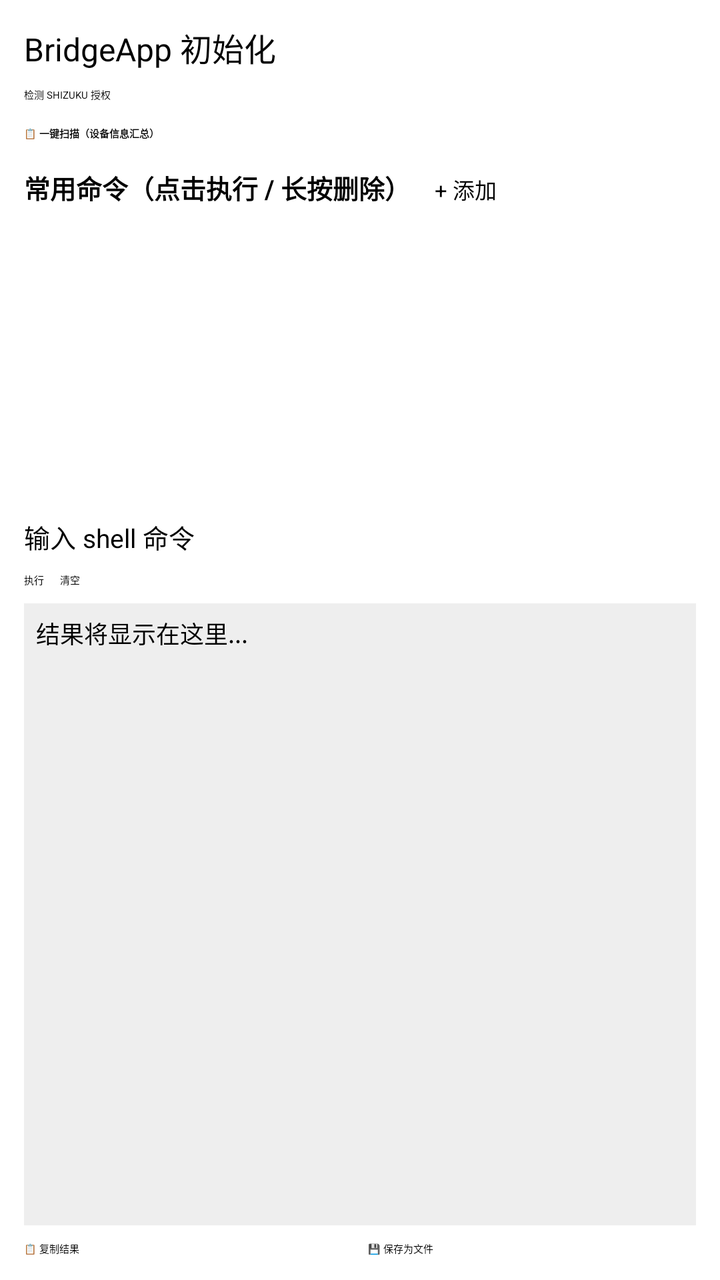
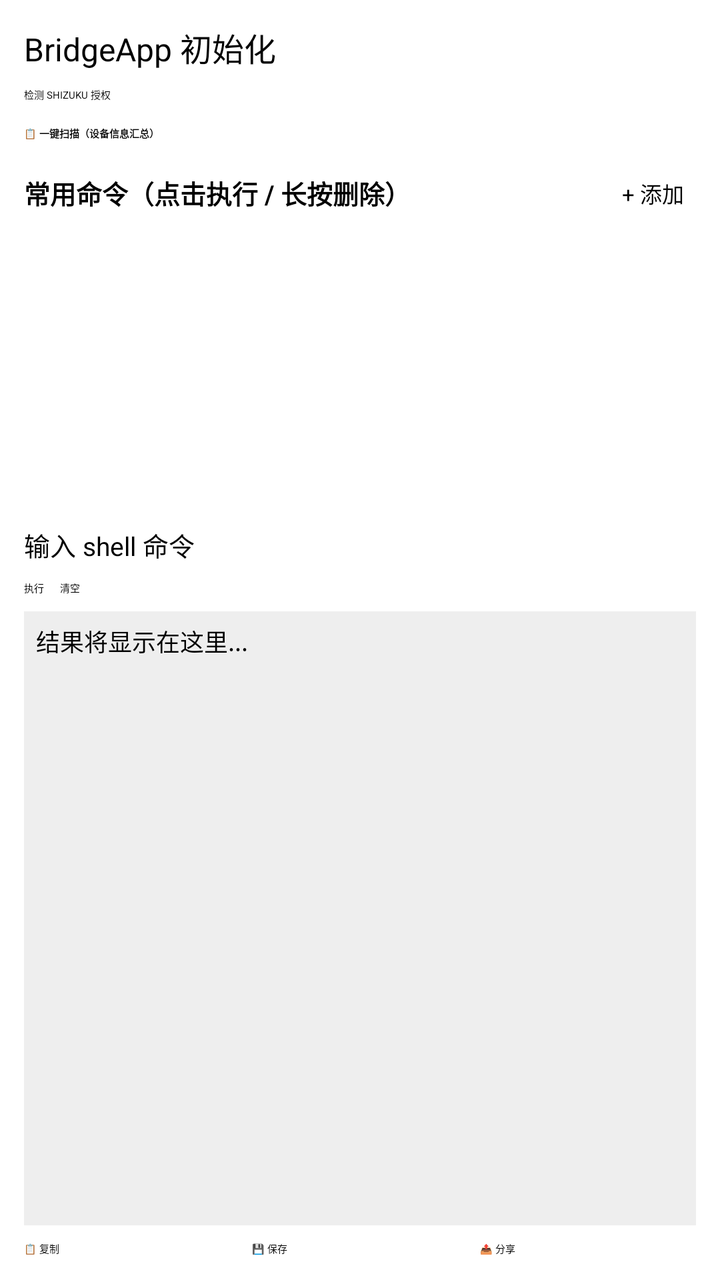

Two renders of the same Android screen: before a commit and after it. Below are the layout's source before the change and the commit's diff.
<!-- AndroidManifest.xml: application theme Theme.BridgeApp -->
<!-- res/layout/activity_main.xml -->
<?xml version="1.0" encoding="utf-8"?>
<LinearLayout xmlns:android="http://schemas.android.com/apk/res/android"
    android:layout_width="match_parent"
    android:layout_height="match_parent"
    android:orientation="vertical"
    android:padding="12dp">

    <TextView
        android:id="@+id/status_text"
        android:layout_width="wrap_content"
        android:layout_height="wrap_content"
        android:text="BridgeApp 初始化"
        android:textSize="16sp"
        android:layout_marginBottom="8dp"/>

    <Button
        android:id="@+id/test_btn"
        android:layout_width="wrap_content"
        android:layout_height="wrap_content"
        android:text="检测 SHIZUKU 授权"
        android:layout_marginBottom="12dp"/>

    <Button
        android:id="@+id/scan_btn"
        android:layout_width="match_parent"
        android:layout_height="wrap_content"
        android:text="📋 一键扫描（设备信息汇总）"
        android:textStyle="bold"
        android:layout_marginBottom="12dp"/>

    <LinearLayout
        android:layout_width="match_parent"
        android:layout_height="wrap_content"
        android:orientation="horizontal"
        android:layout_marginBottom="4dp">
        <TextView
            android:layout_width="wrap_content"
            android:layout_height="wrap_content"
            android:text="常用命令（点击执行 / 长按删除）"
            android:textStyle="bold"
            android:textSize="13sp"/>
        <Button
            android:id="@+id/add_cmd_btn"
            android:layout_width="wrap_content"
            android:layout_height="wrap_content"
            android:text="+ 添加"
            android:textSize="11sp"
            android:layout_marginStart="8dp"
            android:minWidth="0dp"
            android:minHeight="0dp"
            android:padding="4dp"/>
    </LinearLayout>

    <ListView
        android:id="@+id/quick_list"
        android:layout_width="match_parent"
        android:layout_height="140dp"
        android:layout_marginBottom="8dp"/>

    <EditText
        android:id="@+id/cmd_input"
        android:layout_width="match_parent"
        android:layout_height="wrap_content"
        android:hint="输入 shell 命令"
        android:textSize="13sp"
        android:layout_marginBottom="8dp"/>

    <LinearLayout
        android:layout_width="match_parent"
        android:layout_height="wrap_content"
        android:orientation="horizontal"
        android:layout_marginBottom="8dp">
        <Button
            android:id="@+id/exec_btn"
            android:layout_width="wrap_content"
            android:layout_height="wrap_content"
            android:text="执行"/>
        <Button
            android:id="@+id/clear_btn"
            android:layout_width="wrap_content"
            android:layout_height="wrap_content"
            android:text="清空"
            android:layout_marginStart="8dp"/>
    </LinearLayout>

    <ScrollView
        android:layout_width="match_parent"
        android:layout_height="0dp"
        android:layout_weight="1"
        android:background="#11000000"
        android:padding="6dp"
        android:layout_marginBottom="8dp">
        <TextView
            android:id="@+id/result_text"
            android:layout_width="match_parent"
            android:layout_height="wrap_content"
            android:text="结果将显示在这里..."
            android:textSize="12sp"
            android:typeface="monospace"
            android:textIsSelectable="true"/>
    </ScrollView>

    <LinearLayout
        android:layout_width="match_parent"
        android:layout_height="wrap_content"
        android:orientation="horizontal">
        <Button
            android:id="@+id/copy_btn"
            android:layout_width="0dp"
            android:layout_height="wrap_content"
            android:layout_weight="1"
            android:text="📋 复制结果"/>
        <Button
            android:id="@+id/save_btn"
            android:layout_width="0dp"
            android:layout_height="wrap_content"
            android:layout_weight="1"
            android:text="💾 保存为文件"
            android:layout_marginStart="8dp"/>
    </LinearLayout>
</LinearLayout>
<!-- resources referenced by this layout -->
<resources>

</resources>

<!-- the commit's change to res/layout/activity_main.xml (unified diff, before → after) -->
@@ -32,23 +32,26 @@
         android:layout_width="match_parent"
         android:layout_height="wrap_content"
         android:orientation="horizontal"
+        android:gravity="center_vertical"
         android:layout_marginBottom="4dp">
+
         <TextView
-            android:layout_width="wrap_content"
+            android:layout_width="0dp"
             android:layout_height="wrap_content"
+            android:layout_weight="1"
             android:text="常用命令（点击执行 / 长按删除）"
             android:textStyle="bold"
             android:textSize="13sp"/>
+
         <Button
             android:id="@+id/add_cmd_btn"
             android:layout_width="wrap_content"
             android:layout_height="wrap_content"
             android:text="+ 添加"
             android:textSize="11sp"
-            android:layout_marginStart="8dp"
             android:minWidth="0dp"
             android:minHeight="0dp"
-            android:padding="4dp"/>
+            android:padding="6dp"/>
     </LinearLayout>
 
     <ListView
@@ -70,11 +73,13 @@
         android:layout_height="wrap_content"
         android:orientation="horizontal"
         android:layout_marginBottom="8dp">
+
         <Button
             android:id="@+id/exec_btn"
             android:layout_width="wrap_content"
             android:layout_height="wrap_content"
             android:text="执行"/>
+
         <Button
             android:id="@+id/clear_btn"
             android:layout_width="wrap_content"
@@ -90,6 +95,7 @@
         android:background="#11000000"
         android:padding="6dp"
         android:layout_marginBottom="8dp">
+
         <TextView
             android:id="@+id/result_text"
             android:layout_width="match_parent"
@@ -104,18 +110,29 @@
         android:layout_width="match_parent"
         android:layout_height="wrap_content"
         android:orientation="horizontal">
+
         <Button
             android:id="@+id/copy_btn"
             android:layout_width="0dp"
             android:layout_height="wrap_content"
             android:layout_weight="1"
-            android:text="📋 复制结果"/>
+            android:text="📋 复制"/>
+
         <Button
             android:id="@+id/save_btn"
             android:layout_width="0dp"
             android:layout_height="wrap_content"
             android:layout_weight="1"
-            android:text="💾 保存为文件"
-            android:layout_marginStart="8dp"/>
+            android:text="💾 保存"
+            android:layout_marginStart="6dp"/>
+
+        <Button
+            android:id="@+id/share_btn"
+            android:layout_width="0dp"
+            android:layout_height="wrap_content"
+            android:layout_weight="1"
+            android:text="📤 分享"
+            android:layout_marginStart="6dp"/>
     </LinearLayout>
+
 </LinearLayout>
